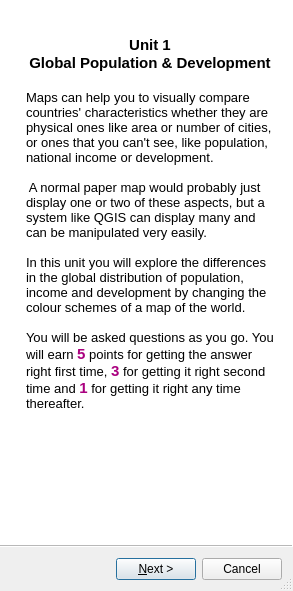
This is Pop_dev_wizard.ui in Charlotteg/QGISforSchools as Qt 5 draws it before an edit. The edited form follows.
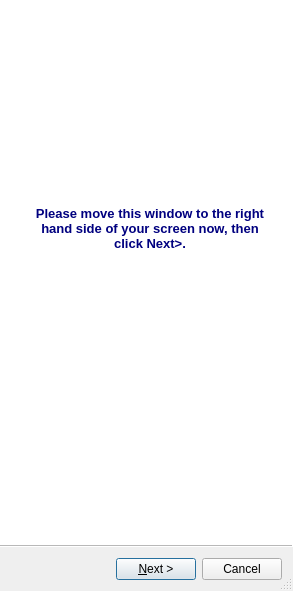
This is the edited form.

```diff
--- a/Pop_dev_wizard.ui
+++ b/Pop_dev_wizard.ui
@@ -28,14 +28,39 @@
   <property name="options">
    <set>QWizard::NoBackButtonOnStartPage</set>
   </property>
+  <widget class="QWizardPage" name="wizardPage">
+   <widget class="QTextBrowser" name="textBrowser_7">
+    <property name="geometry">
+     <rect>
+      <x>20</x>
+      <y>200</y>
+      <width>256</width>
+      <height>101</height>
+     </rect>
+    </property>
+    <property name="frameShape">
+     <enum>QFrame::NoFrame</enum>
+    </property>
+    <property name="frameShadow">
+     <enum>QFrame::Plain</enum>
+    </property>
+    <property name="html">
+     <string>&lt;!DOCTYPE HTML PUBLIC &quot;-//W3C//DTD HTML 4.0//EN&quot; &quot;http://www.w3.org/TR/REC-html40/strict.dtd&quot;&gt;
+&lt;html&gt;&lt;head&gt;&lt;meta name=&quot;qrichtext&quot; content=&quot;1&quot; /&gt;&lt;style type=&quot;text/css&quot;&gt;
+p, li { white-space: pre-wrap; }
+&lt;/style&gt;&lt;/head&gt;&lt;body style=&quot; font-family:'MS Shell Dlg 2'; font-size:8.25pt; font-weight:400; font-style:normal;&quot;&gt;
+&lt;p align=&quot;center&quot; style=&quot; margin-top:0px; margin-bottom:0px; margin-left:0px; margin-right:0px; -qt-block-indent:0; text-indent:0px;&quot;&gt;&lt;span style=&quot; font-size:10pt; font-weight:600; color:#00007f;&quot;&gt;Please move this window to the right hand side of your screen now, then click Next&amp;gt;.&lt;/span&gt;&lt;/p&gt;&lt;/body&gt;&lt;/html&gt;</string>
+    </property>
+   </widget>
+  </widget>
   <widget class="QWizardPage" name="wizardPage1">
    <widget class="QTextBrowser" name="IntrotextBrowser">
     <property name="geometry">
      <rect>
       <x>20</x>
-      <y>30</y>
+      <y>20</y>
       <width>256</width>
-      <height>491</height>
+      <height>481</height>
      </rect>
     </property>
     <property name="whatsThis">
```
Left out of the diff: 166 changed lines with no effect on the pictures.
